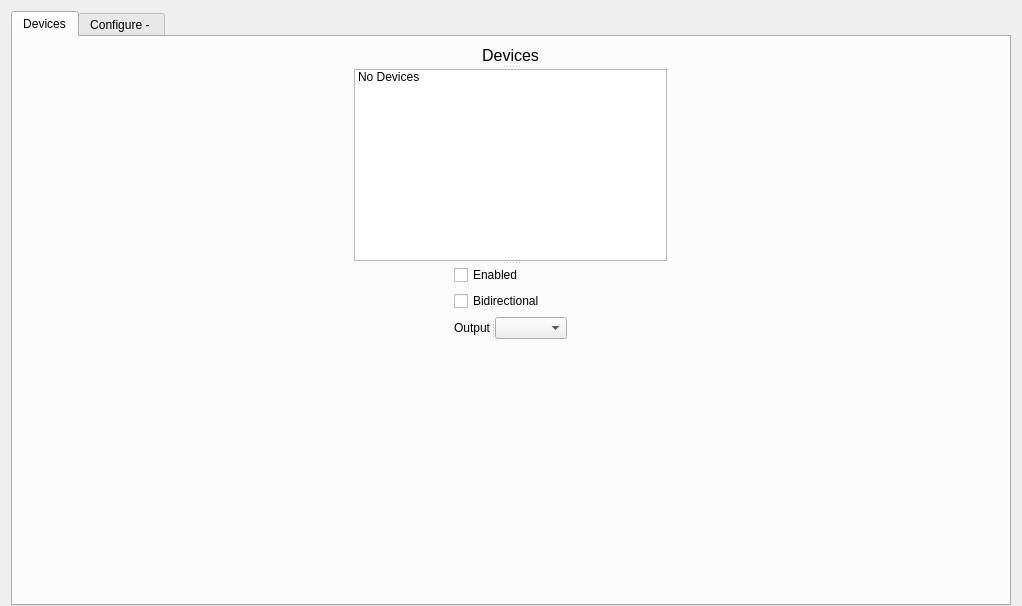
Above: src/forms/settings-dialog.ui from Alzy/obs-midi before the change. Below: the same form after it.
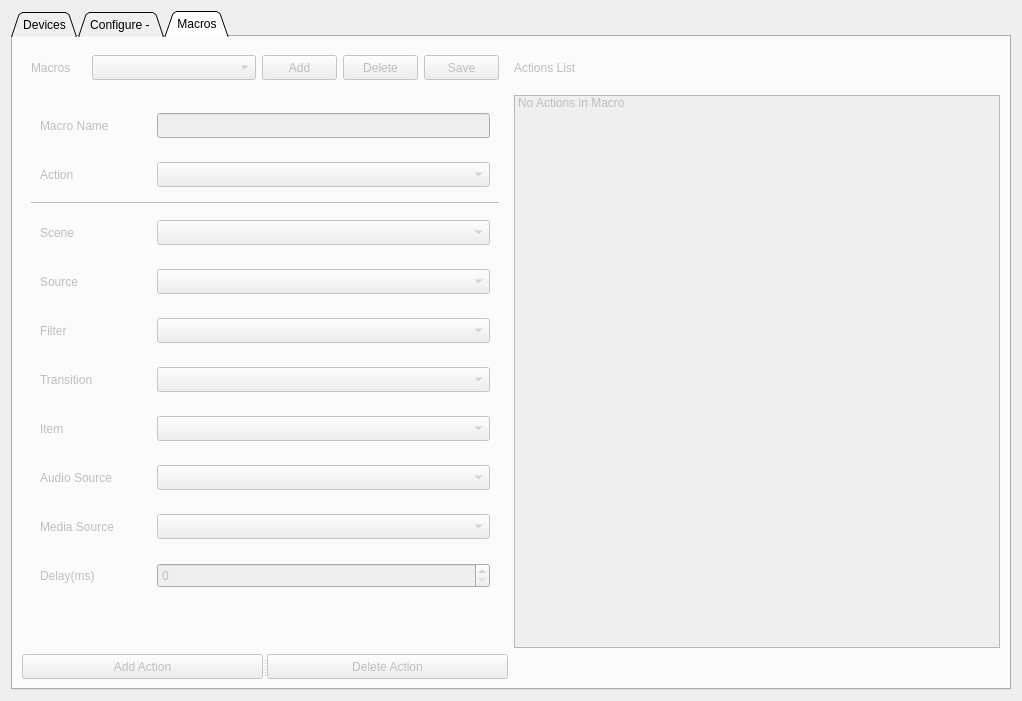
That is the form after the change. The open tabs and pages were chosen to show the change.

Commit message: Closes #84 Add Macros UI

What changed in the file:
```diff
--- a/src/forms/settings-dialog.ui
+++ b/src/forms/settings-dialog.ui
@@ -32,15 +32,6 @@
    <bool>true</bool>
   </property>
   <layout class="QGridLayout" name="gridLayout">
-   <property name="sizeConstraint">
-    <enum>QLayout::SetNoConstraint</enum>
-   </property>
-   <property name="bottomMargin">
-    <number>0</number>
-   </property>
-   <property name="horizontalSpacing">
-    <number>3</number>
-   </property>
    <item row="0" column="0">
     <widget class="QTabWidget" name="tabWidget">
      <property name="enabled">
@@ -58,9 +49,24 @@
        <height>16777215</height>
       </size>
      </property>
+     <property name="autoFillBackground">
+      <bool>true</bool>
+     </property>
+     <property name="tabPosition">
+      <enum>QTabWidget::North</enum>
+     </property>
+     <property name="tabShape">
+      <enum>QTabWidget::Triangular</enum>
+     </property>
      <property name="currentIndex">
       <number>0</number>
      </property>
+     <property name="iconSize">
+      <size>
+       <width>40</width>
+       <height>40</height>
+      </size>
+     </property>
      <property name="elideMode">
       <enum>Qt::ElideMiddle</enum>
      </property>
@@ -72,7 +78,7 @@
        <string>Devices</string>
       </attribute>
       <layout class="QGridLayout" name="gridLayout_2">
-       <item row="0" column="0" alignment="Qt::AlignTop">
+       <item row="0" column="0">
         <widget class="QSplitter" name="splitter_3">
          <property name="sizePolicy">
           <sizepolicy hsizetype="MinimumExpanding" vsizetype="Fixed">
@@ -1382,6 +1388,712 @@
        </item>
       </layout>
      </widget>
+     <widget class="QWidget" name="tab_Macros">
+      <property name="enabled">
+       <bool>false</bool>
+      </property>
+      <attribute name="title">
+       <string>Macros</string>
+      </attribute>
+      <layout class="QGridLayout" name="gridLayout_18">
+       <item row="2" column="1">
+        <widget class="QListWidget" name="listWidget">
+         <item>
+          <property name="text">
+           <string>No Actions in Macro</string>
+          </property>
+         </item>
+        </widget>
+       </item>
+       <item row="0" column="1">
+        <widget class="QLabel" name="label_9">
+         <property name="text">
+          <string>Actions List</string>
+         </property>
+        </widget>
+       </item>
+       <item row="3" column="0">
+        <widget class="QSplitter" name="splitter_18">
+         <property name="orientation">
+          <enum>Qt::Horizontal</enum>
+         </property>
+         <widget class="QPushButton" name="btn_macro_action_add">
+          <property name="minimumSize">
+           <size>
+            <width>0</width>
+            <height>25</height>
+           </size>
+          </property>
+          <property name="maximumSize">
+           <size>
+            <width>16777215</width>
+            <height>25</height>
+           </size>
+          </property>
+          <property name="text">
+           <string>Add Action</string>
+          </property>
+         </widget>
+         <widget class="QPushButton" name="btn_macro_action_delete">
+          <property name="minimumSize">
+           <size>
+            <width>0</width>
+            <height>25</height>
+           </size>
+          </property>
+          <property name="maximumSize">
+           <size>
+            <width>16777215</width>
+            <height>25</height>
+           </size>
+          </property>
+          <property name="text">
+           <string>Delete Action</string>
+          </property>
+         </widget>
+        </widget>
+       </item>
+       <item row="2" column="0">
+        <widget class="QWidget" name="widget_2" native="true">
+         <layout class="QGridLayout" name="gridLayout_14" rowstretch="0,0,0,0,0,0,0,0,0,0,0,0">
+          <item row="0" column="0">
+           <widget class="QWidget" name="widget_5" native="true">
+            <layout class="QGridLayout" name="gridLayout_17" columnstretch="1,3">
+             <item row="0" column="0">
+              <widget class="QLabel" name="label_2">
+               <property name="text">
+                <string>Macro Name</string>
+               </property>
+              </widget>
+             </item>
+             <item row="0" column="1">
+              <widget class="QLineEdit" name="line_edit_macro_name">
+               <property name="minimumSize">
+                <size>
+                 <width>0</width>
+                 <height>25</height>
+                </size>
+               </property>
+               <property name="maximumSize">
+                <size>
+                 <width>16777215</width>
+                 <height>25</height>
+                </size>
+               </property>
+              </widget>
+             </item>
+            </layout>
+           </widget>
+          </item>
+          <item row="4" column="0">
+           <widget class="QWidget" name="w_source_2" native="true">
+            <property name="sizePolicy">
+             <sizepolicy hsizetype="MinimumExpanding" vsizetype="Fixed">
+              <horstretch>0</horstretch>
+              <verstretch>0</verstretch>
+             </sizepolicy>
+            </property>
+            <layout class="QGridLayout" name="gridLayout_11" columnstretch="1,3">
+             <item row="0" column="0">
+              <widget class="QLabel" name="label_obs_output_source_2">
+               <property name="sizePolicy">
+                <sizepolicy hsizetype="MinimumExpanding" vsizetype="Fixed">
+                 <horstretch>0</horstretch>
+                 <verstretch>0</verstretch>
+                </sizepolicy>
+               </property>
+               <property name="minimumSize">
+                <size>
+                 <width>0</width>
+                 <height>15</height>
+                </size>
+               </property>
+               <property name="maximumSize">
+                <size>
+                 <width>16777215</width>
+                 <height>50</height>
+                </size>
+               </property>
+               <property name="text">
+                <string>Source</string>
+               </property>
+              </widget>
+             </item>
+             <item row="0" column="1">
+              <widget class="QComboBox" name="cb_obs_output_source_2">
+               <property name="sizePolicy">
+                <sizepolicy hsizetype="MinimumExpanding" vsizetype="Fixed">
+                 <horstretch>0</horstretch>
+                 <verstretch>0</verstretch>
+                </sizepolicy>
+               </property>
+               <property name="minimumSize">
+                <size>
+                 <width>0</width>
+                 <height>25</height>
+                </size>
+               </property>
+               <property name="maximumSize">
+                <size>
+                 <width>1024</width>
+                 <height>25</height>
+                </size>
+               </property>
+              </widget>
+             </item>
+            </layout>
+           </widget>
+          </item>
+          <item row="5" column="0">
+           <widget class="QWidget" name="w_filter_2" native="true">
+            <property name="sizePolicy">
+             <sizepolicy hsizetype="MinimumExpanding" vsizetype="Fixed">
+              <horstretch>0</horstretch>
+              <verstretch>0</verstretch>
+             </sizepolicy>
+            </property>
+            <layout class="QGridLayout" name="gridLayout_10" columnstretch="1,3">
+             <item row="0" column="0">
+              <widget class="QLabel" name="label_obs_output_filter_2">
+               <property name="sizePolicy">
+                <sizepolicy hsizetype="MinimumExpanding" vsizetype="Fixed">
+                 <horstretch>0</horstretch>
+                 <verstretch>0</verstretch>
+                </sizepolicy>
+               </property>
+               <property name="minimumSize">
+                <size>
+                 <width>0</width>
+                 <height>15</height>
+                </size>
+               </property>
+               <property name="maximumSize">
+                <size>
+                 <width>16777215</width>
+                 <height>50</height>
+                </size>
+               </property>
+               <property name="text">
+                <string>Filter</string>
+               </property>
+              </widget>
+             </item>
+             <item row="0" column="1">
+              <widget class="QComboBox" name="cb_obs_output_filter_2">
+               <property name="sizePolicy">
+                <sizepolicy hsizetype="MinimumExpanding" vsizetype="Fixed">
+                 <horstretch>0</horstretch>
+                 <verstretch>0</verstretch>
+                </sizepolicy>
+               </property>
+               <property name="minimumSize">
+                <size>
+                 <width>0</width>
+                 <height>25</height>
+                </size>
+               </property>
+               <property name="maximumSize">
+                <size>
+                 <width>1024</width>
+                 <height>25</height>
+                </size>
+               </property>
+              </widget>
+             </item>
+            </layout>
+           </widget>
+          </item>
+          <item row="7" column="0">
+           <widget class="QWidget" name="w_item_2" native="true">
+            <property name="sizePolicy">
+             <sizepolicy hsizetype="MinimumExpanding" vsizetype="Fixed">
+              <horstretch>0</horstretch>
+              <verstretch>0</verstretch>
+             </sizepolicy>
+            </property>
+            <layout class="QGridLayout" name="gridLayout_8" columnstretch="1,3">
+             <item row="0" column="0">
+              <widget class="QLabel" name="label_obs_output_item_2">
+               <property name="sizePolicy">
+                <sizepolicy hsizetype="MinimumExpanding" vsizetype="Fixed">
+                 <horstretch>0</horstretch>
+                 <verstretch>0</verstretch>
+                </sizepolicy>
+               </property>
+               <property name="minimumSize">
+                <size>
+                 <width>0</width>
+                 <height>15</height>
+                </size>
+               </property>
+               <property name="maximumSize">
+                <size>
+                 <width>16777215</width>
+                 <height>50</height>
+                </size>
+               </property>
+               <property name="text">
+                <string>Item</string>
+               </property>
+              </widget>
+             </item>
+             <item row="0" column="1">
+              <widget class="QComboBox" name="cb_obs_output_item_2">
+               <property name="sizePolicy">
+                <sizepolicy hsizetype="MinimumExpanding" vsizetype="Fixed">
+                 <horstretch>0</horstretch>
+                 <verstretch>0</verstretch>
+                </sizepolicy>
+               </property>
+               <property name="minimumSize">
+                <size>
+                 <width>0</width>
+                 <height>25</height>
+                </size>
+               </property>
+               <property name="maximumSize">
+                <size>
+                 <width>1024</width>
+                 <height>25</height>
+                </size>
+               </property>
+              </widget>
+             </item>
+            </layout>
+           </widget>
+          </item>
+          <item row="6" column="0">
+           <widget class="QWidget" name="w_transition_2" native="true">
+            <property name="sizePolicy">
+             <sizepolicy hsizetype="MinimumExpanding" vsizetype="Fixed">
+              <horstretch>0</horstretch>
+              <verstretch>0</verstretch>
+             </sizepolicy>
+            </property>
+            <layout class="QGridLayout" name="gridLayout_9" columnstretch="1,3">
+             <item row="0" column="0">
+              <widget class="QLabel" name="label_obs_output_transition_2">
+               <property name="sizePolicy">
+                <sizepolicy hsizetype="MinimumExpanding" vsizetype="Fixed">
+                 <horstretch>0</horstretch>
+                 <verstretch>0</verstretch>
+                </sizepolicy>
+               </property>
+               <property name="minimumSize">
+                <size>
+                 <width>0</width>
+                 <height>15</height>
+                </size>
+               </property>
+               <property name="maximumSize">
+                <size>
+                 <width>16777215</width>
+                 <height>50</height>
+                </size>
+               </property>
+               <property name="text">
+                <string>Transition</string>
+               </property>
+              </widget>
+             </item>
+             <item row="0" column="1">
+              <widget class="QComboBox" name="cb_obs_output_transition_2">
+               <property name="sizePolicy">
+                <sizepolicy hsizetype="MinimumExpanding" vsizetype="Fixed">
+                 <horstretch>0</horstretch>
+                 <verstretch>0</verstretch>
+                </sizepolicy>
+               </property>
+               <property name="minimumSize">
+                <size>
+                 <width>0</width>
+                 <height>25</height>
+                </size>
+               </property>
+               <property name="maximumSize">
+                <size>
+                 <width>1024</width>
+                 <height>25</height>
+                </size>
+               </property>
+              </widget>
+             </item>
+            </layout>
+           </widget>
+          </item>
+          <item row="8" column="0">
+           <widget class="QWidget" name="w_audio_2" native="true">
+            <property name="sizePolicy">
+             <sizepolicy hsizetype="MinimumExpanding" vsizetype="Fixed">
+              <horstretch>0</horstretch>
+              <verstretch>0</verstretch>
+             </sizepolicy>
+            </property>
+            <layout class="QGridLayout" name="gridLayout_7" columnstretch="1,3">
+             <item row="0" column="0">
+              <widget class="QLabel" name="label_obs_output_audio_source_2">
+               <property name="sizePolicy">
+                <sizepolicy hsizetype="MinimumExpanding" vsizetype="Fixed">
+                 <horstretch>0</horstretch>
+                 <verstretch>0</verstretch>
+                </sizepolicy>
+               </property>
+               <property name="minimumSize">
+                <size>
+                 <width>0</width>
+                 <height>15</height>
+                </size>
+               </property>
+               <property name="maximumSize">
+                <size>
+                 <width>16777215</width>
+                 <height>50</height>
+                </size>
+               </property>
+               <property name="text">
+                <string>Audio Source</string>
+               </property>
+              </widget>
+             </item>
+             <item row="0" column="1">
+              <widget class="QComboBox" name="cb_obs_output_audio_source_2">
+               <property name="sizePolicy">
+                <sizepolicy hsizetype="MinimumExpanding" vsizetype="Fixed">
+                 <horstretch>0</horstretch>
+                 <verstretch>0</verstretch>
+                </sizepolicy>
+               </property>
+               <property name="minimumSize">
+                <size>
+                 <width>0</width>
+                 <height>25</height>
+                </size>
+               </property>
+               <property name="maximumSize">
+                <size>
+                 <width>1024</width>
+                 <height>25</height>
+                </size>
+               </property>
+              </widget>
+             </item>
+            </layout>
+           </widget>
+          </item>
+          <item row="9" column="0">
+           <widget class="QWidget" name="w_media_2" native="true">
+            <property name="sizePolicy">
+             <sizepolicy hsizetype="MinimumExpanding" vsizetype="Fixed">
+              <horstretch>0</horstretch>
+              <verstretch>0</verstretch>
+             </sizepolicy>
+            </property>
+            <layout class="QGridLayout" name="gridLayout_6" columnstretch="1,3">
+             <item row="0" column="0">
+              <widget class="QLabel" name="label_obs_output_media_source_2">
+               <property name="sizePolicy">
+                <sizepolicy hsizetype="MinimumExpanding" vsizetype="Fixed">
+                 <horstretch>0</horstretch>
+                 <verstretch>0</verstretch>
+                </sizepolicy>
+               </property>
+               <property name="minimumSize">
+                <size>
+                 <width>0</width>
+                 <height>15</height>
+                </size>
+               </property>
+               <property name="maximumSize">
+                <size>
+                 <width>16777215</width>
+                 <height>50</height>
+                </size>
+               </property>
+               <property name="text">
+                <string>Media Source</string>
+               </property>
+              </widget>
+             </item>
+             <item row="0" column="1">
+              <widget class="QComboBox" name="cb_obs_output_media_source_2">
+               <property name="sizePolicy">
+                <sizepolicy hsizetype="MinimumExpanding" vsizetype="Fixed">
+                 <horstretch>0</horstretch>
+                 <verstretch>0</verstretch>
+                </sizepolicy>
+               </property>
+               <property name="minimumSize">
+                <size>
+                 <width>0</width>
+                 <height>25</height>
+                </size>
+               </property>
+               <property name="maximumSize">
+                <size>
+                 <width>1024</width>
+                 <height>25</height>
+                </size>
+               </property>
+              </widget>
+             </item>
+            </layout>
+           </widget>
+          </item>
+          <item row="10" column="0">
+           <widget class="QWidget" name="widget" native="true">
+            <layout class="QGridLayout" name="gridLayout_13" columnstretch="1,3">
+             <item row="0" column="0">
+              <widget class="QLabel" name="label_7">
+               <property name="text">
+                <string>Delay(ms)</string>
+               </property>
+              </widget>
+             </item>
+             <item row="0" column="1">
+              <widget class="QSpinBox" name="spinBox">
+               <property name="minimumSize">
+                <size>
+                 <width>0</width>
+                 <height>25</height>
+                </size>
+               </property>
+               <property name="maximumSize">
+                <size>
+                 <width>16777215</width>
+                 <height>25</height>
+                </size>
+               </property>
+              </widget>
+             </item>
+            </layout>
+           </widget>
+          </item>
+          <item row="3" column="0">
+           <widget class="QWidget" name="w_scene_2" native="true">
+            <property name="sizePolicy">
+             <sizepolicy hsizetype="MinimumExpanding" vsizetype="Fixed">
+              <horstretch>0</horstretch>
+              <verstretch>0</verstretch>
+             </sizepolicy>
+            </property>
+            <layout class="QGridLayout" name="gridLayout_12" columnstretch="1,3" columnminimumwidth="0,0">
+             <item row="0" column="0">
+              <widget class="QLabel" name="label_obs_output_scene_2">
+               <property name="sizePolicy">
+                <sizepolicy hsizetype="MinimumExpanding" vsizetype="Fixed">
+                 <horstretch>0</horstretch>
+                 <verstretch>0</verstretch>
+                </sizepolicy>
+               </property>
+               <property name="minimumSize">
+                <size>
+                 <width>0</width>
+                 <height>15</height>
+                </size>
+               </property>
+               <property name="maximumSize">
+                <size>
+                 <width>16777215</width>
+                 <height>50</height>
+                </size>
+               </property>
+               <property name="text">
+                <string>Scene</string>
+               </property>
+              </widget>
+             </item>
+             <item row="0" column="1">
+              <widget class="QComboBox" name="cb_obs_output_scene_2">
+               <property name="sizePolicy">
+                <sizepolicy hsizetype="MinimumExpanding" vsizetype="Fixed">
+                 <horstretch>0</horstretch>
+                 <verstretch>0</verstretch>
+                </sizepolicy>
+               </property>
+               <property name="minimumSize">
+                <size>
+                 <width>0</width>
+                 <height>25</height>
+                </size>
+               </property>
+               <property name="maximumSize">
+                <size>
+                 <width>1024</width>
+                 <height>25</height>
+                </size>
+               </property>
+              </widget>
+             </item>
+            </layout>
+           </widget>
+          </item>
+          <item row="2" column="0">
+           <widget class="Line" name="line_2">
+            <property name="orientation">
+             <enum>Qt::Horizontal</enum>
+            </property>
+           </widget>
+          </item>
+          <item row="11" column="0">
+           <spacer name="verticalSpacer_2">
+            <property name="orientation">
+             <enum>Qt::Vertical</enum>
+            </property>
+            <property name="sizeHint" stdset="0">
+             <size>
+              <width>20</width>
+              <height>40</height>
+             </size>
+            </property>
+           </spacer>
+          </item>
+          <item row="1" column="0">
+           <widget class="QWidget" name="widget_4" native="true">
+            <layout class="QGridLayout" name="gridLayout_16" columnstretch="1,3">
+             <item row="0" column="0">
+              <widget class="QLabel" name="label_macro_action">
+               <property name="sizePolicy">
+                <sizepolicy hsizetype="MinimumExpanding" vsizetype="Fixed">
+                 <horstretch>0</horstretch>
+                 <verstretch>0</verstretch>
+                </sizepolicy>
+               </property>
+               <property name="minimumSize">
+                <size>
+                 <width>0</width>
+                 <height>25</height>
+                </size>
+               </property>
+               <property name="maximumSize">
+                <size>
+                 <width>16777215</width>
+                 <height>25</height>
+                </size>
+               </property>
+               <property name="text">
+                <string>Action</string>
+               </property>
+              </widget>
+             </item>
+             <item row="0" column="1">
+              <widget class="QComboBox" name="cb_macro_action">
+               <property name="sizePolicy">
+                <sizepolicy hsizetype="MinimumExpanding" vsizetype="Fixed">
+                 <horstretch>0</horstretch>
+                 <verstretch>0</verstretch>
+                </sizepolicy>
+               </property>
+               <property name="minimumSize">
+                <size>
+                 <width>0</width>
+                 <height>25</height>
+                </size>
+               </property>
+               <property name="maximumSize">
+                <size>
+                 <width>16777215</width>
+                 <height>25</height>
+                </size>
+               </property>
+               <property name="sizeAdjustPolicy">
+                <enum>QComboBox::AdjustToContents</enum>
+               </property>
+              </widget>
+             </item>
+            </layout>
+           </widget>
+          </item>
+         </layout>
+        </widget>
+       </item>
+       <item row="0" column="0">
+        <widget class="QWidget" name="widget_3" native="true">
+         <layout class="QGridLayout" name="gridLayout_15" columnstretch="1,3,1,1,1">
+          <item row="0" column="0">
+           <widget class="QLabel" name="label_8">
+            <property name="text">
+             <string>Macros</string>
+            </property>
+           </widget>
+          </item>
+          <item row="0" column="1">
+           <widget class="QComboBox" name="comboBox">
+            <property name="minimumSize">
+             <size>
+              <width>0</width>
+              <height>25</height>
+             </size>
+            </property>
+            <property name="maximumSize">
+             <size>
+              <width>16777215</width>
+              <height>25</height>
+             </size>
+            </property>
+           </widget>
+          </item>
+          <item row="0" column="2">
+           <widget class="QPushButton" name="btn_macro_add">
+            <property name="minimumSize">
+             <size>
+              <width>0</width>
+              <height>25</height>
+             </size>
+            </property>
+            <property name="maximumSize">
+             <size>
+              <width>75</width>
+              <height>25</height>
+             </size>
+            </property>
+            <property name="text">
+             <string>Add</string>
+            </property>
+           </widget>
+          </item>
+          <item row="0" column="3">
+           <widget class="QPushButton" name="btn_macro_delete">
+            <property name="minimumSize">
+             <size>
+              <width>0</width>
+              <height>25</height>
+             </size>
+            </property>
+            <property name="maximumSize">
+             <size>
+              <width>75</width>
+              <height>25</height>
+             </size>
+            </property>
+            <property name="text">
+             <string>Delete</string>
+            </property>
+           </widget>
+          </item>
+          <item row="0" column="4">
+           <widget class="QPushButton" name="btn_macro_save">
+            <property name="minimumSize">
+             <size>
+              <width>0</width>
+              <height>25</height>
+             </size>
+            </property>
+            <property name="maximumSize">
+             <size>
+              <width>75</width>
+              <height>25</height>
+             </size>
+            </property>
+            <property name="text">
+             <string>Save</string>
+            </property>
+           </widget>
+          </item>
+         </layout>
+        </widget>
+       </item>
+      </layout>
+     </widget>
     </widget>
    </item>
   </layout>
```
Left out of the diff: 872 changed lines with no effect on the pictures. Lines whose indentation alone changed are shown as unchanged. The commit also changes 2 other files.
